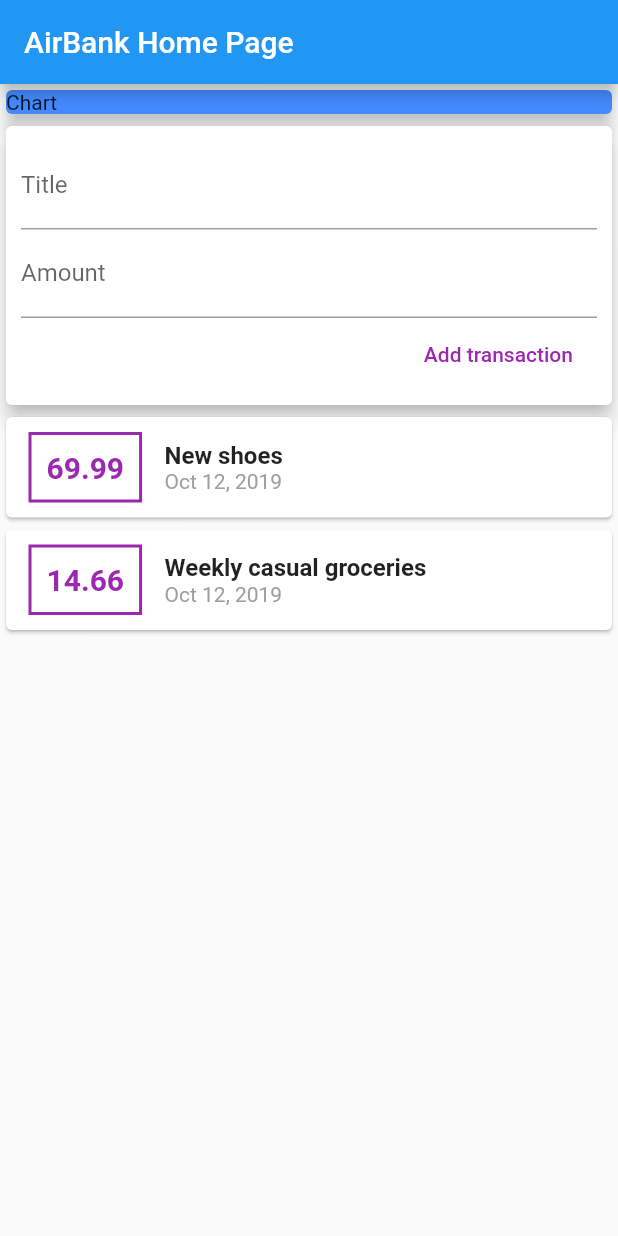
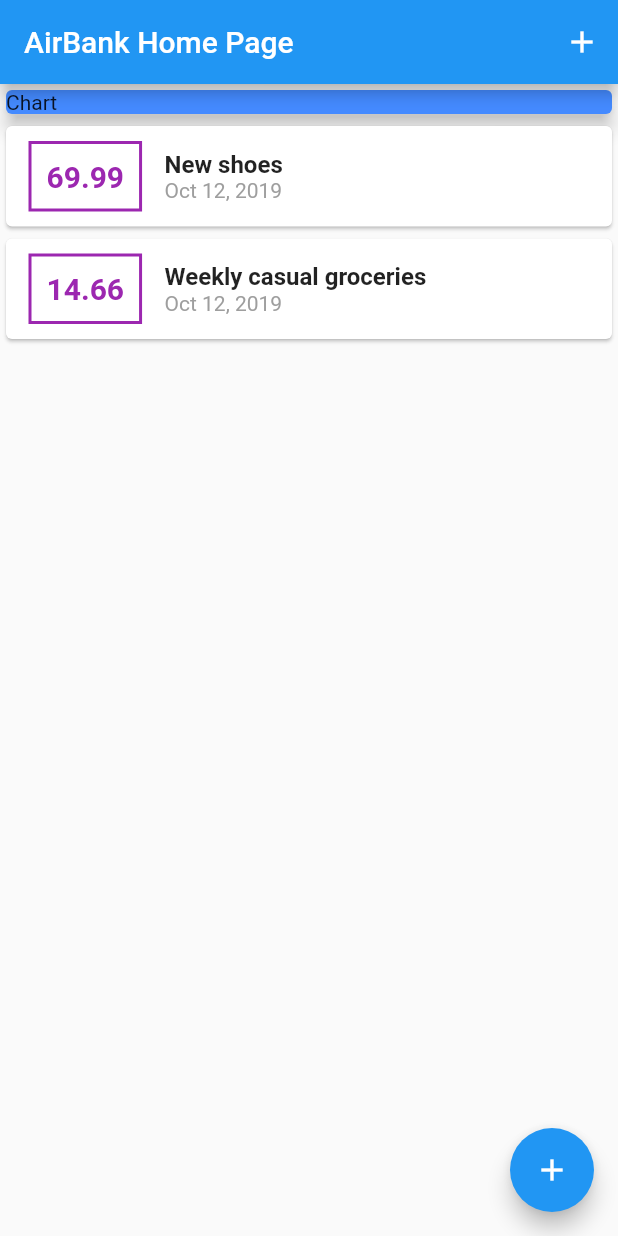
Before and after one commit to edubskiy/airbank, a Flutter app: the screen it shows after launch, on a phone screen of 412 x 824 dp. Run offline on Flutter 3.47's test engine with Material 2 defaults, Android fonts, the phone set to English and light mode, and no system bars.

Commit message:
Added bottom sheet add transaction widget; code refactor

```diff
--- a/lib/main.dart
+++ b/lib/main.dart
@@ -1,5 +1,8 @@
-import 'package:airbank/widgets/user_transactions.dart';
+import 'package:airbank/widgets/new_transaction.dart';
+import 'package:airbank/widgets/transaction_list.dart';
 import 'package:flutter/material.dart';
+
+import 'models/transaction.dart';
 
 void main() => runApp(App());
 
@@ -14,30 +17,58 @@ class App extends StatelessWidget {
   }
 }
 
-class HomePage extends StatelessWidget {
-  // final List<Transaction> transactions = [
-  //   Transaction(
-  //     id: 't1',
-  //     title: 'New shoes',
-  //     amount: 69.99,
-  //     date: DateTime.now()
-  //   ),
-  //   Transaction(
-  //     id: 't2',
-  //     title: 'Weekly casual groceries',
-  //     amount: 14.66,
-  //     date: DateTime.now()
-  //   )
-  // ];
+class HomePage extends StatefulWidget {
 
-  // final titleController = TextEditingController();
-  // final amountController = TextEditingController();
+  @override
+  _HomePageState createState() => _HomePageState();
+}
+
+class _HomePageState extends State<HomePage> {
+  void _addNewTransaction(String title, double amount) {
+    final newTx = Transaction(
+      title: title,
+      amount: amount,
+      date: DateTime.now(),
+      id: DateTime.now().toString()
+    );
+
+    setState(() {
+      _userTransactions.add(newTx);
+    });
+  }
+
+  final List<Transaction> _userTransactions = [
+    Transaction(
+      id: 't1',
+      title: 'New shoes',
+      amount: 69.99,
+      date: DateTime.now()
+    ),
+    Transaction(
+      id: 't2',
+      title: 'Weekly casual groceries',
+      amount: 14.66,
+      date: DateTime.now()
+    )
+  ];
+
+  void addNewTransactionPanel(BuildContext ctx) {
+    showModalBottomSheet(context: ctx, builder: (_) {
+      return NewTransaction(_addNewTransaction);
+    });
+  }
 
   @override
   Widget build(BuildContext context) {
     return Scaffold(
       appBar: AppBar(
         title: Text('AirBank Home Page'),
+        actions: <Widget>[
+          IconButton(
+            icon: Icon(Icons.add),
+            onPressed: () => addNewTransactionPanel(context),
+          )
+        ]
       ),
       body: SingleChildScrollView(
         child: Column(
@@ -50,9 +81,13 @@ class HomePage extends StatelessWidget {
                 elevation: 5,
               ),
             ),
-            UserTransactions()
+            TransactionList(_userTransactions)
           ],
         ),
+      ),
+      floatingActionButton: FloatingActionButton(
+        child: Icon(Icons.add),
+        onPressed: () => addNewTransactionPanel(context),
       ),
     );
   }
--- a/lib/widgets/new_transaction.dart
+++ b/lib/widgets/new_transaction.dart
@@ -1,11 +1,18 @@
 import 'package:flutter/material.dart';
 
-class NewTransaction extends StatelessWidget {
+class NewTransaction extends StatefulWidget {
   final Function addTransaction;
-  final titleController = TextEditingController();
-  final amountController = TextEditingController();
 
   NewTransaction(this.addTransaction);
+
+  @override
+  _NewTransactionState createState() => _NewTransactionState();
+}
+
+class _NewTransactionState extends State<NewTransaction> {
+  final titleController = TextEditingController();
+
+  final amountController = TextEditingController();
 
   void submitData() {
     var title = titleController.text;
@@ -15,7 +22,9 @@ class NewTransaction extends StatelessWidget {
       return;
     }
 
-    addTransaction(title, amount);
+    widget.addTransaction(title, amount);
+
+    Navigator.of(context).pop();
   }
 
   @override
--- a/lib/widgets/user_transactions.dart
+++ /dev/null
@@ -1,51 +0,0 @@
-import 'package:airbank/models/transaction.dart';
-import 'package:flutter/material.dart';
-
-import 'package:airbank/widgets/new_transaction.dart';
-import 'package:airbank/widgets/transaction_list.dart';
-
-class UserTransactions extends StatefulWidget {
-  @override
-  _UserTransactionsState createState() => _UserTransactionsState();
-}
-
-class _UserTransactionsState extends State<UserTransactions> {
-
-  void _addNewTransaction(String title, double amount) {
-    final newTx = Transaction(
-      title: title,
-      amount: amount,
-      date: DateTime.now(),
-      id: DateTime.now().toString()
-    );
-
-    setState(() {
-      _userTransactions.add(newTx);
-    });
-  }
-
-  final List<Transaction> _userTransactions = [
-    Transaction(
-      id: 't1',
-      title: 'New shoes',
-      amount: 69.99,
-      date: DateTime.now()
-    ),
-    Transaction(
-      id: 't2',
-      title: 'Weekly casual groceries',
-      amount: 14.66,
-      date: DateTime.now()
-    )
-  ];
-
-  @override
-  Widget build(BuildContext context) {
-    return Column(
-      children: <Widget>[
-        NewTransaction(_addNewTransaction),
-        TransactionList(_userTransactions)
-      ],
-    );
-  }
-}
```
